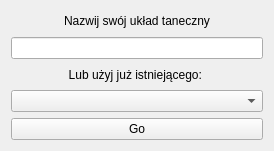
The window that Pliki/name.ui (MagdalenaZimoch/Dance-App) describes before a commit, drawn with Qt 5.
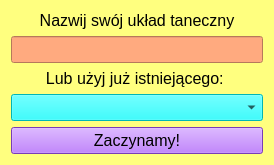
The same window after the commit.

```diff
--- a/Pliki/name.ui
+++ b/Pliki/name.ui
@@ -13,9 +13,20 @@
   <property name="windowTitle">
    <string>Form</string>
   </property>
+  <property name="styleSheet">
+   <string notr="true">background-color: rgb(255, 255, 127);</string>
+  </property>
   <layout class="QVBoxLayout" name="verticalLayout">
    <item>
     <widget class="QLabel" name="label">
+     <property name="font">
+      <font>
+       <pointsize>12</pointsize>
+      </font>
+     </property>
+     <property name="styleSheet">
+      <string notr="true">color: rgb(0, 0, 0);</string>
+     </property>
      <property name="text">
       <string>Nazwij swój układ taneczny</string>
      </property>
@@ -26,6 +37,15 @@
    </item>
    <item>
     <widget class="QLineEdit" name="nownazwa">
+     <property name="font">
+      <font>
+       <pointsize>12</pointsize>
+      </font>
+     </property>
+     <property name="styleSheet">
+      <string notr="true">color: rgb(0, 0, 0);
+background-color: rgb(255, 170, 127);</string>
+     </property>
      <property name="text">
       <string/>
      </property>
@@ -33,6 +53,14 @@
    </item>
    <item>
     <widget class="QLabel" name="label_2">
+     <property name="font">
+      <font>
+       <pointsize>12</pointsize>
+      </font>
+     </property>
+     <property name="styleSheet">
+      <string notr="true">color: rgb(0, 0, 0);</string>
+     </property>
      <property name="text">
       <string>Lub użyj już istniejącego: </string>
      </property>
@@ -42,12 +70,31 @@
     </widget>
    </item>
    <item>
-    <widget class="QComboBox" name="comboBox"/>
+    <widget class="QComboBox" name="comboBox">
+     <property name="font">
+      <font>
+       <pointsize>12</pointsize>
+      </font>
+     </property>
+     <property name="styleSheet">
+      <string notr="true">background-color: rgb(0, 255, 255);
+color: rgb(0, 0, 0);</string>
+     </property>
+    </widget>
    </item>
    <item>
     <widget class="QPushButton" name="gobtn">
+     <property name="font">
+      <font>
+       <pointsize>12</pointsize>
+      </font>
+     </property>
+     <property name="styleSheet">
+      <string notr="true">background-color: rgb(170, 85, 255);
+color: rgb(0, 0, 0);</string>
+     </property>
      <property name="text">
-      <string>Go</string>
+      <string>Zaczynamy!</string>
      </property>
     </widget>
    </item>
```
